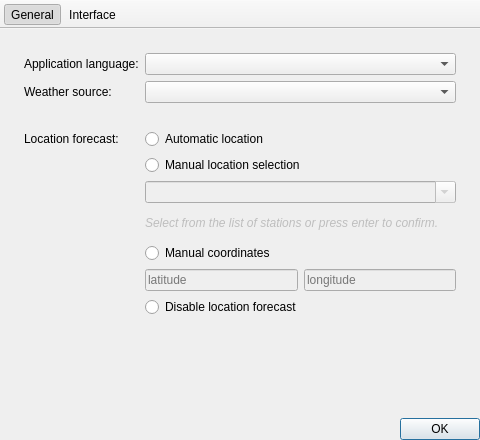
This is src/settings/SettingsDialog.ui in ntadej/Vremenar as Qt 5 draws it before an edit. The edited form follows.
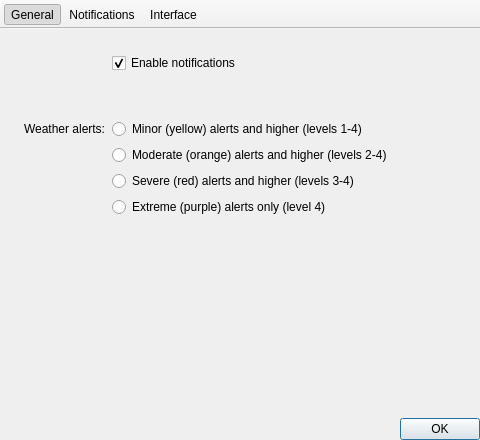
This is the edited form. The open tabs and pages were chosen to show the change. Icons and pictures are not drawn.

Commit message: Notifications settings and subscriptions

What changed in the file:
```diff
--- a/src/settings/SettingsDialog.ui
+++ b/src/settings/SettingsDialog.ui
@@ -188,6 +188,84 @@
         </item>
        </layout>
       </widget>
+      <widget class="QWidget" name="pageNotifications">
+       <layout class="QFormLayout" name="formLayout_3">
+        <property name="leftMargin">
+         <number>24</number>
+        </property>
+        <property name="topMargin">
+         <number>24</number>
+        </property>
+        <property name="rightMargin">
+         <number>24</number>
+        </property>
+        <property name="bottomMargin">
+         <number>24</number>
+        </property>
+        <item row="0" column="1">
+         <widget class="QCheckBox" name="checkNotifications">
+          <property name="text">
+           <string>Enable notifications</string>
+          </property>
+          <property name="checked">
+           <bool>true</bool>
+          </property>
+         </widget>
+        </item>
+        <item row="3" column="0">
+         <widget class="QLabel" name="labelWeatherAlerts">
+          <property name="text">
+           <string>Weather alerts:</string>
+          </property>
+         </widget>
+        </item>
+        <item row="3" column="1">
+         <widget class="QRadioButton" name="radioAlertsMinor">
+          <property name="text">
+           <string>Minor (yellow) alerts and higher (levels 1-4)</string>
+          </property>
+         </widget>
+        </item>
+        <item row="4" column="1">
+         <widget class="QRadioButton" name="radioAlertsModerate">
+          <property name="text">
+           <string>Moderate (orange) alerts and higher (levels 2-4)</string>
+          </property>
+         </widget>
+        </item>
+        <item row="5" column="1">
+         <widget class="QRadioButton" name="radioAlertsSevere">
+          <property name="text">
+           <string>Severe (red) alerts and higher (levels 3-4)</string>
+          </property>
+         </widget>
+        </item>
+        <item row="6" column="1">
+         <widget class="QRadioButton" name="radioAlertsExtreme">
+          <property name="text">
+           <string>Extreme (purple) alerts only (level 4)</string>
+          </property>
+         </widget>
+        </item>
+        <item row="2" column="1">
+         <widget class="QLabel" name="labelSpacerNotifications">
+          <property name="text">
+           <string/>
+          </property>
+         </widget>
+        </item>
+        <item row="1" column="1">
+         <widget class="QLabel" name="labelNotificationsStatus">
+          <property name="text">
+           <string/>
+          </property>
+          <property name="wordWrap">
+           <bool>true</bool>
+          </property>
+         </widget>
+        </item>
+       </layout>
+      </widget>
       <widget class="QWidget" name="pageInterface">
        <layout class="QFormLayout" name="formLayout_2">
         <property name="leftMargin">
@@ -277,6 +355,7 @@
     <bool>false</bool>
    </attribute>
    <addaction name="actionGeneral"/>
+   <addaction name="actionNotifications"/>
    <addaction name="actionInterface"/>
   </widget>
   <action name="actionGeneral">
@@ -306,6 +385,18 @@
     <string>Interface</string>
    </property>
   </action>
+  <action name="actionNotifications">
+   <property name="checkable">
+    <bool>true</bool>
+   </property>
+   <property name="icon">
+    <iconset resource="../../resources/Common/icons/icons.qrc">
+     <normaloff>:/Vremenar/Icons/32x32/preferences-desktop-notification.png</normaloff>:/Vremenar/Icons/32x32/preferences-desktop-notification.png</iconset>
+   </property>
+   <property name="text">
+    <string>Notifications</string>
+   </property>
+  </action>
  </widget>
  <resources>
   <include location="../../resources/Common/icons/icons.qrc"/>
```
The commit also changes 29 other files.
